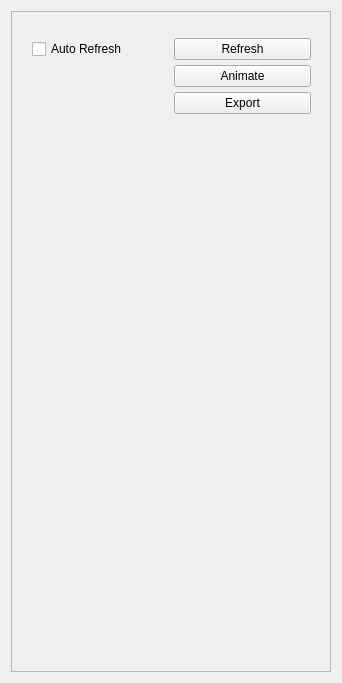
Before: the Qt Designer form SciDataTool/GUI/WPlotManager/WPlotManager.ui in Eomys/SciDataTool, drawn with Qt 5.
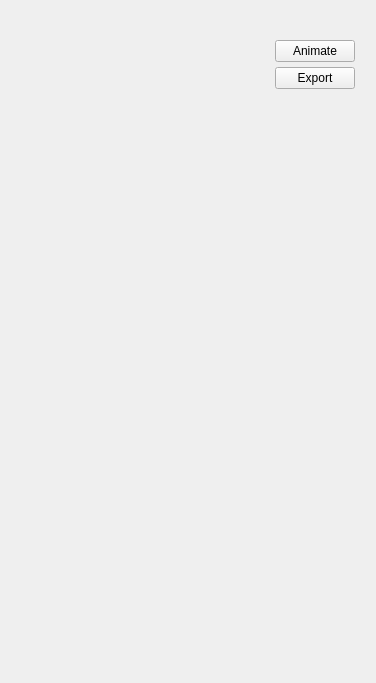
After: the same form once the commit is applied. Custom widgets are drawn as their Qt base class.

Commit message: [NF] Modifying DDataPlotter and WPlotManager to improve robustness

Diff of the .ui file:
```diff
--- a/SciDataTool/GUI/WPlotManager/WPlotManager.ui
+++ b/SciDataTool/GUI/WPlotManager/WPlotManager.ui
@@ -6,56 +6,14 @@
    <rect>
     <x>0</x>
     <y>0</y>
-    <width>342</width>
+    <width>376</width>
     <height>683</height>
    </rect>
   </property>
   <property name="windowTitle">
    <string>WPlotManager</string>
   </property>
-  <layout class="QHBoxLayout" name="horizontalLayout">
-   <item>
-    <widget class="QScrollArea" name="scrollArea">
-     <property name="sizePolicy">
-      <sizepolicy hsizetype="Preferred" vsizetype="Preferred">
-       <horstretch>0</horstretch>
-       <verstretch>0</verstretch>
-      </sizepolicy>
-     </property>
-     <property name="minimumSize">
-      <size>
-       <width>0</width>
-       <height>0</height>
-      </size>
-     </property>
-     <property name="maximumSize">
-      <size>
-       <width>16777215</width>
-       <height>16777215</height>
-      </size>
-     </property>
-     <property name="widgetResizable">
-      <bool>true</bool>
-     </property>
-     <widget class="QWidget" name="scrollAreaWidgetContents">
-      <property name="geometry">
-       <rect>
-        <x>0</x>
-        <y>0</y>
-        <width>318</width>
-        <height>659</height>
-       </rect>
-      </property>
-      <property name="maximumSize">
-       <size>
-        <width>16777215</width>
-        <height>16777215</height>
-       </size>
-      </property>
-      <layout class="QVBoxLayout" name="verticalLayout_2">
-       <property name="spacing">
-        <number>2</number>
-       </property>
+  <layout class="QVBoxLayout" name="verticalLayout">
        <item>
         <widget class="WVectorSelector" name="w_vect_selector" native="true">
          <property name="sizePolicy">
@@ -139,35 +97,7 @@
          <property name="spacing">
           <number>5</number>
          </property>
-         <item row="0" column="0">
-          <widget class="QCheckBox" name="c_auto_refresh">
-           <property name="sizePolicy">
-            <sizepolicy hsizetype="Preferred" vsizetype="Preferred">
-             <horstretch>0</horstretch>
-             <verstretch>0</verstretch>
-            </sizepolicy>
-           </property>
-           <property name="minimumSize">
-            <size>
-             <width>0</width>
-             <height>0</height>
-            </size>
-           </property>
-           <property name="maximumSize">
-            <size>
-             <width>16777215</width>
-             <height>16777215</height>
-            </size>
-           </property>
-           <property name="text">
-            <string>Auto Refresh</string>
-           </property>
-           <property name="checked">
-            <bool>false</bool>
-           </property>
-          </widget>
-         </item>
-         <item row="1" column="1">
+     <item row="0" column="1">
           <widget class="QPushButton" name="b_animate">
            <property name="sizePolicy">
             <sizepolicy hsizetype="Preferred" vsizetype="Preferred">
@@ -195,7 +125,7 @@
            </property>
           </widget>
          </item>
-         <item row="2" column="1">
+     <item row="1" column="1">
           <widget class="QPushButton" name="b_export">
            <property name="sizePolicy">
             <sizepolicy hsizetype="Preferred" vsizetype="Preferred">
@@ -220,36 +150,18 @@
            </property>
           </widget>
          </item>
-         <item row="0" column="1">
-          <widget class="QPushButton" name="b_refresh">
-           <property name="enabled">
-            <bool>true</bool>
-           </property>
-           <property name="sizePolicy">
-            <sizepolicy hsizetype="Preferred" vsizetype="Preferred">
-             <horstretch>0</horstretch>
-             <verstretch>0</verstretch>
-            </sizepolicy>
-           </property>
-           <property name="minimumSize">
+     <item row="0" column="0">
+      <spacer name="horizontalSpacer">
+       <property name="orientation">
+        <enum>Qt::Horizontal</enum>
+       </property>
+       <property name="sizeHint" stdset="0">
             <size>
-             <width>0</width>
-             <height>0</height>
-            </size>
-           </property>
-           <property name="maximumSize">
-            <size>
-             <width>16777215</width>
-             <height>16777215</height>
-            </size>
-           </property>
-           <property name="layoutDirection">
-            <enum>Qt::LeftToRight</enum>
-           </property>
-           <property name="text">
-            <string>Refresh</string>
-           </property>
-          </widget>
+         <width>40</width>
+         <height>20</height>
+        </size>
+       </property>
+      </spacer>
          </item>
         </layout>
        </item>
@@ -265,10 +177,6 @@
           </size>
          </property>
         </spacer>
-       </item>
-      </layout>
-     </widget>
-    </widget>
    </item>
   </layout>
  </widget>
```
Lines whose indentation alone changed are shown as unchanged. The commit also changes 11 other files.
